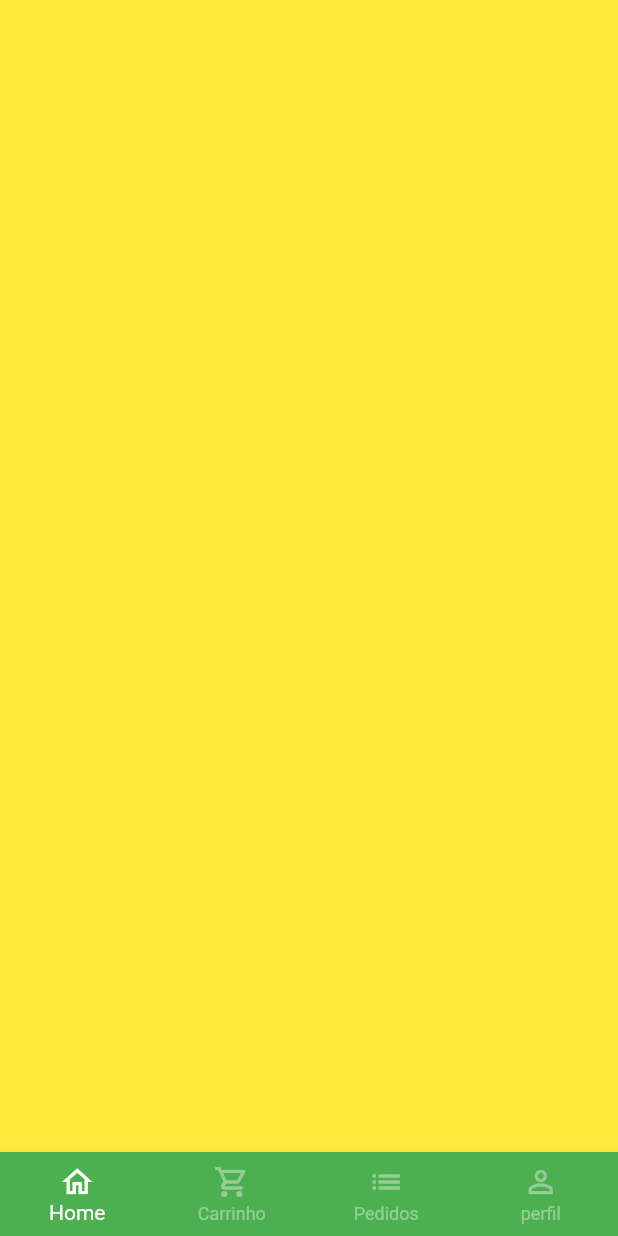
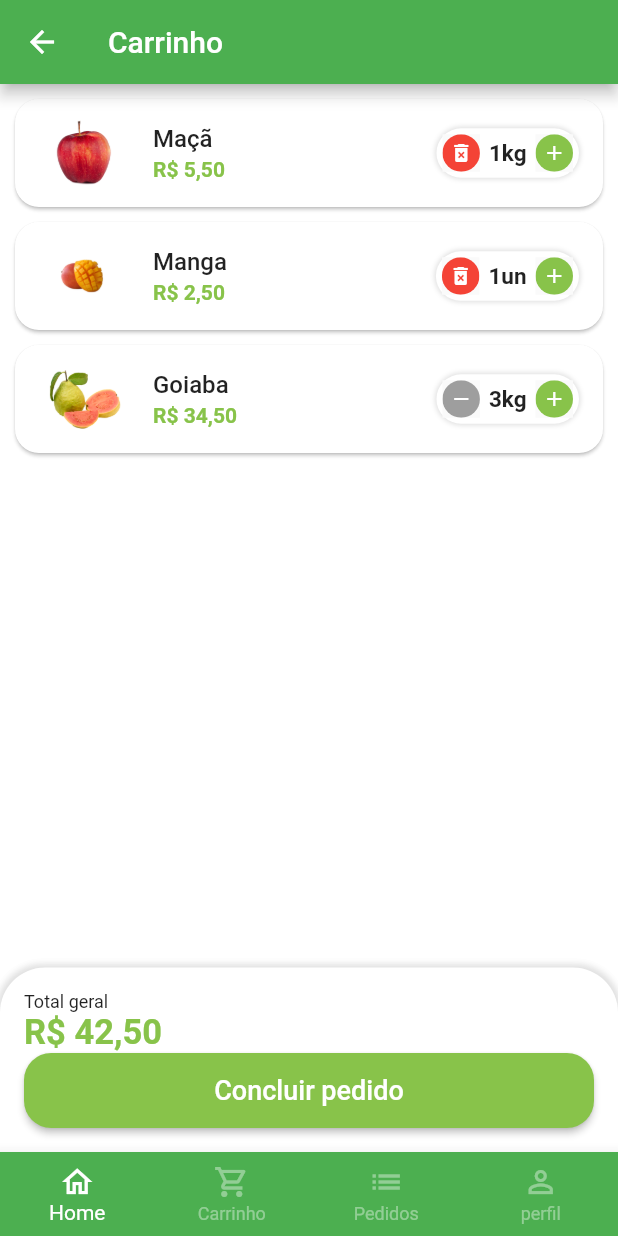
Before and after one commit to guireino/Green-grocer, a Flutter app: the BaseScreen screen opened directly, swiped to page 2, on a phone screen of 412 x 824 dp. Run offline on Flutter 3.47's test engine with Material 2 defaults, Android fonts, the phone set to English and light mode, and no system bars; our stand-ins replace animated_text_kit, badges, mask_text_input_formatter.

Commit message:
add os arquivos e updates do projeto 12/06/23

```diff
--- a/lib/src/config/app_data.dart
+++ b/lib/src/config/app_data.dart
@@ -1,5 +1,10 @@
+import 'package:greengrocer/src/models/cart_item_model.dart';
 import 'package:greengrocer/src/models/item_model.dart';
+import 'package:greengrocer/src/models/user_model.dart';
 
+import '../models/order_model.dart';
+
+// instanciando informacao dos produtos
 ItemModel apple = ItemModel(
   imgUrl: 'assets/fruits/apple.png',
   itemName: 'Maçã',
@@ -71,3 +76,21 @@ List<String> categories = [
   'Temperos',
   'Careais',
 ];
+
+List<CartItemModel> cartItems = [
+  CartItemModel(item: apple, quantity: 1),
+  CartItemModel(item: mango, quantity: 1),
+  CartItemModel(item: guava, quantity: 3),
+];
+
+UserModel user = UserModel(
+  name: "Joao Pedro",
+  email: "joao@email.com",
+  phone: "99 9 8888-8888",
+  cpf: "999.999.999-88",
+  password: "",
+);
+
+List<OrderModel> orders = [
+  //OrderModel(id: "fsdaferf456", status: "pending_payment", copyAndPaste: "remjweljslfjsdl", total: 0, createdDateTime: DateTime.parse("2023-06-12 18:00:10:450"), overdueDateTime: DateTime.parse("2023-06-12 18:00:10:450"), items: [CartItemModel(item: apple, quantity: 2,),],);
+];
--- /dev/null
+++ b/lib/src/models/cart_item_model.dart
@@ -0,0 +1,13 @@
+import 'package:greengrocer/src/models/item_model.dart';
+
+class CartItemModel {
+  ItemModel item;
+  int quantity;
+
+  CartItemModel({
+    required this.item,
+    required this.quantity,
+  });
+
+  double totalPrice() => item.price * quantity;
+}
--- a/lib/src/pages/auth/sign_in_screen.dart
+++ b/lib/src/pages/auth/sign_in_screen.dart
@@ -3,7 +3,7 @@ import 'package:flutter/material.dart';
 
 import '../../config/custom_colors.dart';
 import '../base/base_screen.dart';
-import 'components/custom_text_field.dart';
+import '../common_widgets/custom_text_field.dart';
 import 'sign_up_screen.dart';
 
 class SignInScreen extends StatelessWidget {
--- a/lib/src/pages/auth/sign_up_screen.dart
+++ b/lib/src/pages/auth/sign_up_screen.dart
@@ -2,7 +2,7 @@ import 'package:flutter/material.dart';
 import 'package:mask_text_input_formatter/mask_text_input_formatter.dart';
 
 import '../../config/custom_colors.dart';
-import 'components/custom_text_field.dart';
+import '../common_widgets/custom_text_field.dart';
 
 class SignUpScreen extends StatelessWidget {
   SignUpScreen({Key? key}) : super(key: key);
--- a/lib/src/pages/base/base_screen.dart
+++ b/lib/src/pages/base/base_screen.dart
@@ -1,6 +1,9 @@
 import 'package:flutter/material.dart';
 
+import '../cart/cart_tab.dart';
 import '../home/home_tab.dart';
+import '../orders/orders_tab.dart';
+import '../profile/profile_tab.dart';
 
 class BaseScreen extends StatefulWidget {
   const BaseScreen({Key? key}) : super(key: key);
@@ -21,12 +24,15 @@ class _BaseScreenState extends State<BaseScreen> {
       body: PageView(
         physics: const NeverScrollableScrollPhysics(),
         controller: pageController,
-        children: [
+        children: const [
           //Container(color: Colors.red),
-          const HomeTab(),
-          Container(color: Colors.yellow),
-          Container(color: Colors.blue),
-          Container(color: Colors.purple),
+          HomeTab(),
+          //Container(color: Colors.yellow),
+          CartTab(),
+          //Container(color: Colors.blue),
+          OrdersTab(),
+          //Container(color: Colors.purple),
+          ProfileTab(),
         ],
       ),
       bottomNavigationBar: BottomNavigationBar(
--- /dev/null
+++ b/lib/src/pages/cart/cart_tab.dart
@@ -0,0 +1,164 @@
+import 'package:flutter/material.dart';
+import 'package:greengrocer/src/pages/cart/components/cart_tile.dart';
+import 'package:greengrocer/src/services/utils_services.dart';
+import 'package:greengrocer/src/config/app_data.dart' as appData;
+
+import '../../config/custom_colors.dart';
+import '../../models/cart_item_model.dart';
+
+class CartTab extends StatefulWidget {
+  const CartTab({Key? key}) : super(key: key);
+
+  @override
+  State<CartTab> createState() => _CartTabState();
+}
+
+class _CartTabState extends State<CartTab> {
+  // class que ira formatar preco
+  final UtilsServices utilsServices = UtilsServices();
+
+  void removeItemFromCart(CartItemModel cartItem) {
+    setState(() {
+      appData.cartItems.remove(cartItem);
+    });
+  }
+
+  double cartTotalPrice() {
+    double total = 0;
+
+    for (var item in appData.cartItems) {
+      total += item.totalPrice();
+    }
+
+    return total;
+  }
+
+  @override
+  Widget build(BuildContext context) {
+    return Scaffold(
+      appBar: AppBar(
+        title: const Text('Carrinho'),
+      ),
+      body: Column(
+        // lista de itens do carrinho
+        children: [
+          Expanded(
+              child: ListView.builder(
+            itemCount: appData.cartItems.length,
+            itemBuilder: (_, index) {
+              final cartItem = appData.cartItems[index];
+
+              //return Text(appData.cartItems[index].item.itemName);
+              return CartTile(
+                cartItem: appData.cartItems[index],
+                //remove: removeItemFromCart,
+                updatedQuantity: (qtd) {
+                  if (qtd == 0) {
+                    removeItemFromCart(appData.cartItems[index]);
+                  } else {
+                    setState(() => cartItem.quantity = qtd);
+                  }
+                },
+              );
+            },
+          )),
+          //const SizedBox(height: 20),
+
+          // a part prico produto e botao confimar
+          Container(
+            padding: const EdgeInsets.all(16),
+            decoration: BoxDecoration(
+              color: Colors.white,
+              borderRadius: const BorderRadius.vertical(
+                top: Radius.circular(30),
+              ),
+              boxShadow: [
+                BoxShadow(
+                  color: Colors.grey.shade300,
+                  blurRadius: 3,
+                  spreadRadius: 2,
+                )
+              ],
+            ),
+            child: Column(
+              crossAxisAlignment: CrossAxisAlignment.stretch,
+              children: [
+                const Text(
+                  'Total geral',
+                  style: TextStyle(
+                    fontSize: 12,
+                  ),
+                ),
+                Text(
+                  // formatar preco
+                  utilsServices.priceToCurrency(cartTotalPrice()),
+                  style: TextStyle(
+                    fontSize: 23,
+                    color: CustomColors.customSwatchColor,
+                    fontWeight: FontWeight.bold,
+                  ),
+                ),
+                SizedBox(
+                  height: 50,
+                  child: ElevatedButton(
+                    style: ElevatedButton.styleFrom(
+                      primary: CustomColors.customSwatchColor,
+                      shape: RoundedRectangleBorder(
+                        borderRadius: BorderRadius.circular(18),
+                      ),
+                    ),
+                    onPressed: () async {
+                      // confimando comprar do barrinho
+                      bool? result = await showOrderConfirmation();
+                      print(result);
+                    },
+                    child: const Text(
+                      'Concluir pedido',
+                      style: TextStyle(
+                        fontSize: 18,
+                      ),
+                    ),
+                  ),
+                ),
+              ],
+            ),
+          ),
+        ],
+      ),
+    );
+  }
+
+  Future<bool?> showOrderConfirmation() {
+    return showDialog<bool>(
+      context: context,
+      builder: (context) {
+        return AlertDialog(
+          shape: RoundedRectangleBorder(
+            borderRadius: BorderRadius.circular(20),
+          ),
+          title: const Text('Confirmacao'),
+          content: const Text('Deseja realmente concluir o pedido?'),
+          actions: [
+            TextButton(
+              onPressed: () {
+                Navigator.of(context).pop(false);
+              },
+              child: const Text('Não'),
+            ),
+            ElevatedButton(
+              style: ElevatedButton.styleFrom(
+                shape: RoundedRectangleBorder(
+                  borderRadius: BorderRadius.circular(20),
+                ),
+              ),
+              onPressed: () {
+                Navigator.of(context).pop(true);
+              },
+              child: const Text('Sim'),
+            )
+          ],
+        );
+      },
+    );
+  }
+}
--- /dev/null
+++ b/lib/src/pages/cart/components/cart_tile.dart
@@ -0,0 +1,78 @@
+import 'package:flutter/material.dart';
+import 'package:greengrocer/src/models/cart_item_model.dart';
+import 'package:greengrocer/src/pages/common_widgets/quantity_widgets.dart';
+
+import '../../../config/custom_colors.dart';
+import '../../../services/utils_services.dart';
+
+class CartTile extends StatefulWidget {
+  final CartItemModel cartItem;
+  //final Function(CartItemModel) remove;
+  final Function(int) updatedQuantity;
+
+  const CartTile({
+    Key? key,
+    required this.cartItem,
+    required this.updatedQuantity,
+  }) : super(key: key);
+
+  @override
+  State<CartTile> createState() => _CartTileState();
+}
+
+class _CartTileState extends State<CartTile> {
+  final UtilsServices utilsServices = UtilsServices();
+
+  @override
+  Widget build(BuildContext context) {
+    return Card(
+      margin: const EdgeInsets.fromLTRB(10, 10, 10, 0),
+      shape: RoundedRectangleBorder(
+        borderRadius: BorderRadius.circular(16),
+      ),
+      child: ListTile(
+        //Imagem
+        leading:
+            Image.asset(widget.cartItem.item.imgUrl, height: 60, width: 60),
+
+        //Titulo
+        title: Text(
+          widget.cartItem.item.itemName,
+          style: const TextStyle(
+            fontWeight: FontWeight.w500,
+          ),
+        ),
+
+        //Total
+        subtitle: Text(
+          utilsServices.priceToCurrency(widget.cartItem.totalPrice()),
+          style: TextStyle(
+            color: CustomColors.customSwatchColor,
+            fontWeight: FontWeight.bold,
+          ),
+        ),
+
+        //Quantidade
+        trailing: QuantityWidget(
+          value: widget.cartItem.quantity,
+          suffixText: widget.cartItem.item.unit,
+          updatedQuantity: widget.updatedQuantity,
+
+          // (quantity) {
+          //   setState(
+          //     () {
+          //       widget.cartItem.quantity = quantity;
+
+          //       if (quantity == 0) {
+          //         // remove item do carrinho
+          //         widget.remove(widget.cartItem);
+          //       }
+          //     },
+          //   );
+          // },
+          isRemovable: true,
+        ),
+      ),
+    );
+  }
+}
--- a/lib/src/pages/common_widgets/quantity_widgets.dart
+++ b/lib/src/pages/common_widgets/quantity_widgets.dart
@@ -6,13 +6,15 @@ class QuantityWidget extends StatelessWidget {
   final String suffixText;
 
   // funcao reponsavel para calcular valor quantidade
-  final Function(int quantity) result;
+  final Function(int quantity) updatedQuantity;
+  final bool isRemovable;
 
   const QuantityWidget({
     Key? key,
     required this.value,
     required this.suffixText,
-    required this.result,
+    required this.updatedQuantity,
+    this.isRemovable = false,
   }) : super(key: key);
 
   @override
@@ -31,12 +33,21 @@ class QuantityWidget extends StatelessWidget {
         ],
       ),
       child: Row(
+        mainAxisSize: MainAxisSize.min,
         children: [
           // botaos add ou tirar quantidade alimento
           _QuantityButton(
-            icon: Icons.remove,
-            color: Colors.grey,
-            onPressed: () {},
+            icon:
+                //verificando se valor e maior 1 e mudando icon quando valor tiver menor 1
+                !isRemovable || value > 1 ? Icons.remove : Icons.delete_forever,
+            //verificando se valor e maior 1 e mudando color quando valor tiver menor 1
+            color: !isRemovable || value > 1 ? Colors.grey : Colors.red,
+            onPressed: () {
+              if (value == 1 && !isRemovable) return;
+
+              int resultCount = value - 1;
+              updatedQuantity(resultCount);
+            },
           ),
 
           Padding(
@@ -57,7 +68,7 @@ class QuantityWidget extends StatelessWidget {
             onPressed: () {
               int resultCount = value + 1;
 
-              result(resultCount);
+              updatedQuantity(resultCount);
             },
           ),
         ],
```
Also changed, not shown: lib/src/models/order_model.dart (added, +18 -0 lines), lib/src/models/user_model.dart (added, +11 -0 lines), lib/src/pages/common_widgets/custom_text_field.dart (renamed from lib/src/pages/auth/components/custom_text_field.dart, +6 -1 lines), lib/src/pages/orders/orders_tab.dart (added, +22 -0 lines), lib/src/pages/product/product_screen.dart (+22 -10 lines), lib/src/pages/profile/profile_tab.dart (added, +170 -0 lines).
